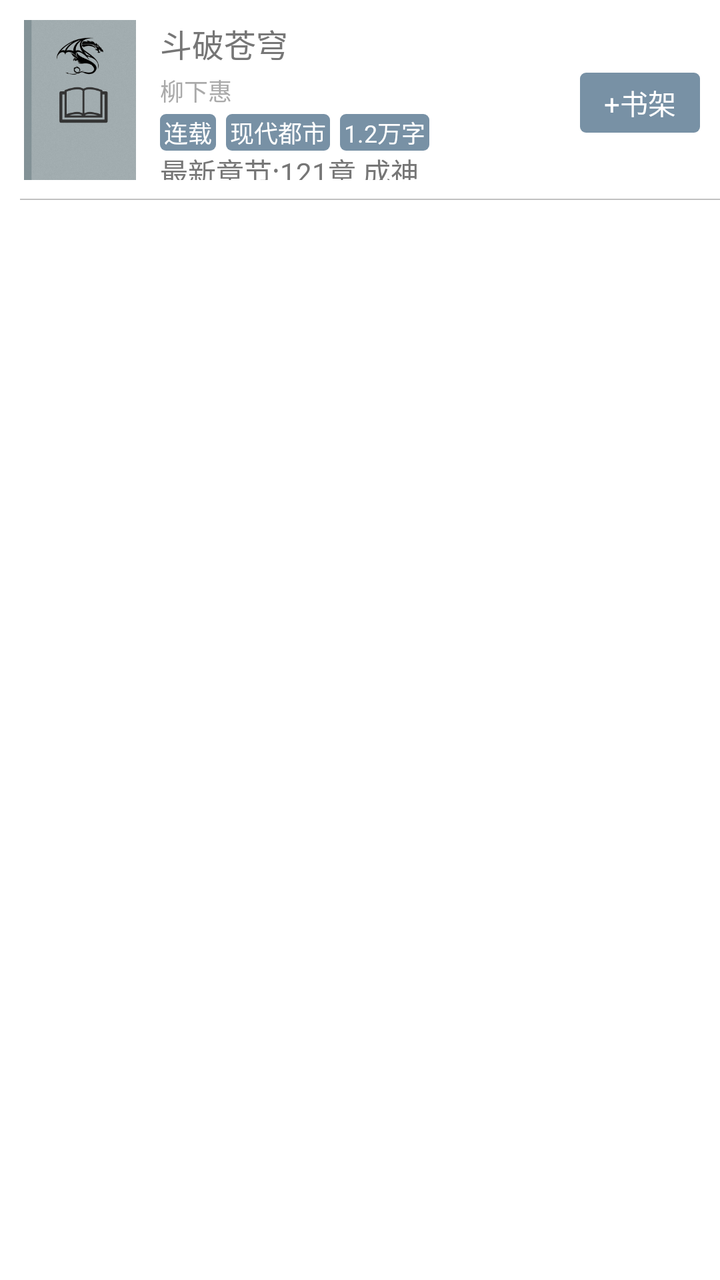
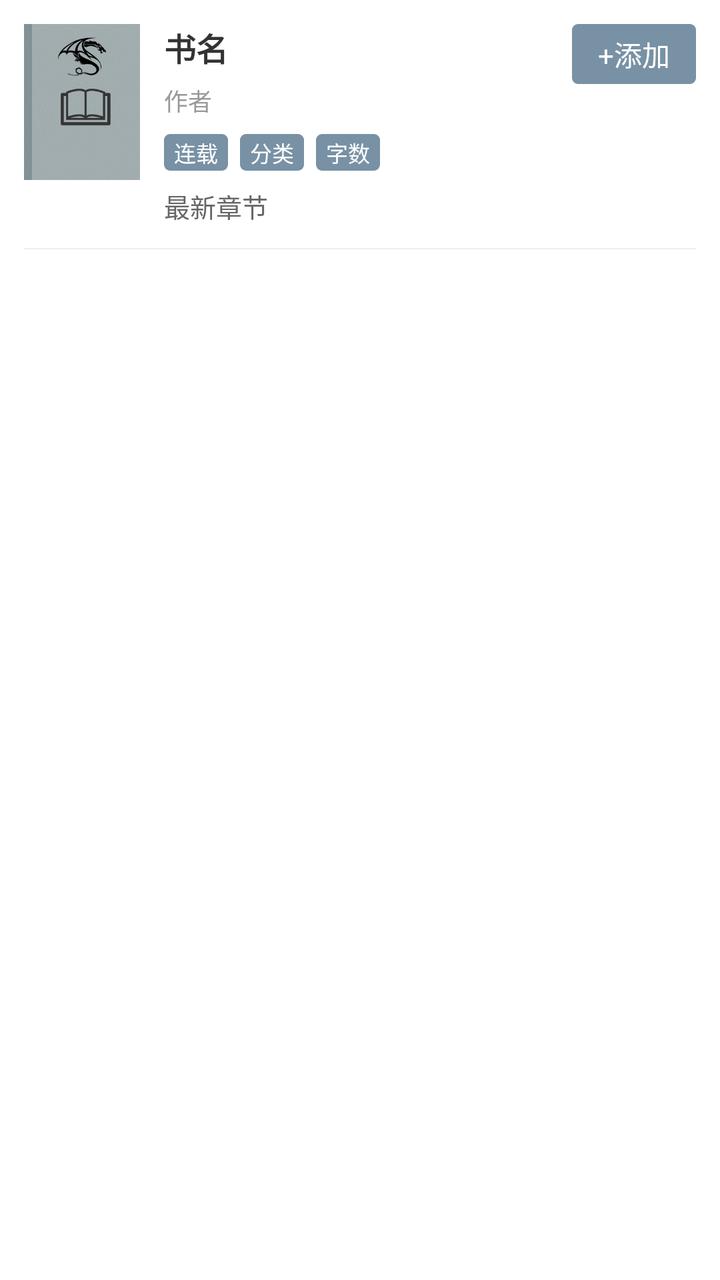

The first picture is an Android layout as it rendered before a commit; the second is the same layout after the commit. The layout source and the unified diff follow.
<!-- AndroidManifest.xml: application theme Theme.Design.NoActionBar -->
<!-- res/layout/adapter_searchbook_item.xml -->
<?xml version="1.0" encoding="utf-8"?>
<FrameLayout xmlns:android="http://schemas.android.com/apk/res/android"
    android:layout_width="match_parent"
    android:layout_height="wrap_content"
    android:background="#ffffff">

    <FrameLayout
        android:layout_width="match_parent"
        android:layout_height="wrap_content"
        android:background="@drawable/bg_ib_pre2"
        android:clickable="true"
        android:paddingLeft="10dp"
        android:id="@+id/fl_content">
        <LinearLayout
            android:layout_width="match_parent"
            android:layout_height="80dp"
            android:layout_marginBottom="10dp"
            android:layout_marginTop="10dp"
            android:orientation="horizontal">

            <ImageView
                android:id="@+id/iv_cover"
                android:layout_width="60dp"
                android:layout_height="match_parent"
                android:scaleType="fitCenter"
                android:src="@drawable/img_cover_default"
                android:transitionName="img_cover" />

            <LinearLayout
                android:layout_width="match_parent"
                android:layout_height="match_parent"
                android:orientation="vertical">

                <TextView
                    android:id="@+id/tv_name"
                    android:layout_width="match_parent"
                    android:layout_height="wrap_content"
                    android:layout_marginLeft="10dp"
                    android:layout_marginRight="10dp"
                    android:ellipsize="end"
                    android:lines="1"
                    android:text="斗破苍穹"
                    android:textColor="#767676"
                    android:textSize="16sp"
                    android:layout_marginBottom="3dp"/>

                <LinearLayout
                    android:layout_width="match_parent"
                    android:layout_height="match_parent"
                    android:orientation="horizontal">

                    <LinearLayout
                        android:layout_width="0dp"
                        android:layout_height="match_parent"
                        android:layout_marginLeft="10dp"
                        android:layout_weight="1"
                        android:orientation="vertical">
                        <View
                            android:layout_width="0dp"
                            android:layout_height="0dp"
                            android:layout_weight="1"/>
                        <LinearLayout
                            android:layout_width="match_parent"
                            android:layout_height="wrap_content"
                            android:orientation="horizontal"
                            android:layout_marginBottom="3dp">

                            <TextView
                                android:id="@+id/tv_author"
                                android:layout_width="wrap_content"
                                android:maxWidth="90dp"
                                android:layout_height="wrap_content"
                                android:layout_gravity="center_vertical"
                                android:lines="1"
                                android:ellipsize="end"
                                android:text="柳下惠"
                                android:textColor="#aaaaaa"
                                android:textSize="12sp" />
                            <TextView
                                android:id="@+id/tv_origin"
                                android:layout_width="wrap_content"
                                android:layout_height="wrap_content"
                                android:layout_gravity="center_vertical"
                                android:layout_marginLeft="5dp"
                                android:lines="1"
                                android:ellipsize="end"
                                android:textColor="#aaaaaa"
                                android:textSize="10sp" />
                        </LinearLayout>
                        <View
                            android:layout_width="0dp"
                            android:layout_height="0dp"
                            android:layout_weight="1"/>
                        <LinearLayout
                            android:layout_width="wrap_content"
                            android:layout_height="wrap_content"
                            android:orientation="horizontal">
                            <TextView
                                android:id="@+id/tv_state"
                                android:layout_width="wrap_content"
                                android:layout_height="wrap_content"
                                android:layout_gravity="center_vertical"
                                android:background="@drawable/shape_search_history_roundrect"
                                android:paddingBottom="0.4dp"
                                android:layout_marginRight="5dp"
                                android:paddingLeft="2dp"
                                android:paddingRight="2dp"
                                android:paddingTop="0.4dp"
                                android:text="连载"
                                android:textColor="#ffffff"
                                android:textSize="12sp" />
                            <TextView
                                android:id="@+id/tv_kind"
                                android:layout_width="wrap_content"
                                android:layout_height="wrap_content"
                                android:layout_gravity="center_vertical"
                                android:layout_marginRight="5dp"
                                android:background="@drawable/shape_search_history_roundrect"
                                android:lines="1"
                                android:paddingBottom="0.4dp"
                                android:paddingLeft="2dp"
                                android:paddingRight="2dp"
                                android:paddingTop="0.4dp"
                                android:text="现代都市"
                                android:textColor="#ffffff"
                                android:textSize="12sp" />
                            <TextView
                                android:id="@+id/tv_words"
                                android:layout_width="wrap_content"
                                android:layout_height="wrap_content"
                                android:layout_gravity="center_vertical"
                                android:background="@drawable/shape_search_history_roundrect"
                                android:lines="1"
                                android:paddingBottom="0.4dp"
                                android:paddingLeft="2dp"
                                android:paddingRight="2dp"
                                android:paddingTop="0.4dp"
                                android:text="1.2万字"
                                android:textColor="#ffffff"
                                android:textSize="12sp" />
                        </LinearLayout>
                        <View
                            android:layout_width="0dp"
                            android:layout_height="0dp"
                            android:layout_weight="1"/>
                        <TextView
                            android:id="@+id/tv_lastest"
                            android:layout_width="match_parent"
                            android:layout_height="wrap_content"
                            android:ellipsize="end"
                            android:lines="1"
                            android:text="最新章节:121章 成神"
                            android:textColor="#767676"
                            android:textSize="14sp" />
                    </LinearLayout>
                    <TextView
                        android:id="@+id/tv_addshelf"
                        android:layout_width="60dp"
                        android:layout_height="30dp"
                        android:layout_gravity="top"
                        android:layout_marginLeft="10dp"
                        android:layout_marginRight="10dp"
                        android:background="@drawable/selector_tv_addshelf"
                        android:gravity="center"
                        android:lines="1"
                        android:text="+书架"
                        android:textColor="@drawable/selector_tv_addshelf_text"
                        android:textSize="14sp" />
                </LinearLayout>
            </LinearLayout>
        </LinearLayout>
        <View
            android:layout_width="match_parent"
            android:layout_height="0.5dp"
            android:layout_gravity="bottom"
            android:background="#c1c1c1" />
    </FrameLayout>

</FrameLayout>
<!-- resources referenced by this layout -->
<resources>
  <!-- drawable bg_ib_pre2 (drawable) -->
  <?xml version="1.0" encoding="utf-8"?>
  <selector xmlns:android="http://schemas.android.com/apk/res/android">
      <item android:drawable="@android:color/transparent" android:state_pressed="false"/>
      <item android:drawable="@color/btn_bg_press" android:state_pressed="true"/>
  </selector>
  <!-- drawable img_cover_default: png bitmap (drawable-xxhdpi, 26942 bytes) -->
  <!-- drawable selector_tv_addshelf (drawable) -->
  <?xml version="1.0" encoding="utf-8"?>
  <selector xmlns:android="http://schemas.android.com/apk/res/android">
      <item android:drawable="@drawable/shape_search_history_roundrect" android:state_enabled="true" android:state_pressed="false"/>
      <item android:drawable="@drawable/shape_search_history_roundrect_press" android:state_enabled="true" android:state_pressed="true"/>
      <item android:drawable="@drawable/shape_search_history_roundrect_disable" android:state_enabled="false"/>
  </selector>
  <!-- drawable selector_tv_addshelf_text (drawable) -->
  <?xml version="1.0" encoding="utf-8"?>
  <selector xmlns:android="http://schemas.android.com/apk/res/android">
      <item android:color="@color/tv_text_addshelf_nor" android:state_enabled="true" android:state_pressed="false"/>
      <item android:color="@color/tv_text_addshelf_pre" android:state_enabled="true" android:state_pressed="true"/>
      <item android:color="@color/tv_text_addshelf_disable" android:state_enabled="false"/>
  </selector>
  <!-- drawable shape_search_history_roundrect (drawable) -->
  <?xml version="1.0" encoding="utf-8"?>
  <shape xmlns:android="http://schemas.android.com/apk/res/android"
      android:shape="rectangle">
      <corners android:radius="3dp"/>
      <solid android:color="#7891A5"/>
  </shape>
  <color name="btn_bg_press">#c1c1c1</color>
  <!-- drawable shape_search_history_roundrect_press (drawable) -->
  <?xml version="1.0" encoding="utf-8"?>
  <shape xmlns:android="http://schemas.android.com/apk/res/android"
      android:shape="rectangle">
      <corners android:radius="3dp"/>
      <stroke android:color="#7891A5"
          android:width="1dp"/>
      <solid android:color="#ffffff"/>
  </shape>
  <!-- drawable shape_search_history_roundrect_disable (drawable) -->
  <?xml version="1.0" encoding="utf-8"?>
  <shape xmlns:android="http://schemas.android.com/apk/res/android"
      android:shape="rectangle">
      <corners android:radius="3dp"/>
      <stroke android:color="#f2f2f2"
          android:width="1dp"/>
      <solid android:color="#ffffff"/>
  </shape>
  <color name="tv_text_addshelf_nor">#ffffff</color>
  <color name="tv_text_addshelf_pre">#7891A5</color>
  <color name="tv_text_addshelf_disable">#7891A5</color>
</resources>

<!-- the commit's change to res/layout/adapter_searchbook_item.xml (unified diff, before → after) -->
@@ -5,175 +5,164 @@
     android:background="#ffffff">
 
     <FrameLayout
+        android:id="@+id/fl_content"
         android:layout_width="match_parent"
         android:layout_height="wrap_content"
         android:background="@drawable/bg_ib_pre2"
-        android:clickable="true"
-        android:paddingLeft="10dp"
-        android:id="@+id/fl_content">
+        android:clickable="true">
+
         <LinearLayout
             android:layout_width="match_parent"
-            android:layout_height="80dp"
-            android:layout_marginBottom="10dp"
-            android:layout_marginTop="10dp"
-            android:orientation="horizontal">
+            android:layout_height="wrap_content"
+            android:gravity="top"
+            android:orientation="horizontal"
+            android:paddingLeft="12dp"
+            android:paddingTop="12dp"
+            android:paddingRight="12dp"
+            android:paddingBottom="12dp">
 
             <ImageView
                 android:id="@+id/iv_cover"
-                android:layout_width="60dp"
-                android:layout_height="match_parent"
-                android:scaleType="fitCenter"
+                android:layout_width="58dp"
+                android:layout_height="78dp"
+                android:scaleType="centerCrop"
                 android:src="@drawable/img_cover_default"
                 android:transitionName="img_cover" />
 
             <LinearLayout
-                android:layout_width="match_parent"
-                android:layout_height="match_parent"
+                android:layout_width="0dp"
+                android:layout_height="wrap_content"
+                android:layout_marginLeft="12dp"
+                android:layout_weight="1"
                 android:orientation="vertical">
 
                 <TextView
                     android:id="@+id/tv_name"
                     android:layout_width="match_parent"
                     android:layout_height="wrap_content"
-                    android:layout_marginLeft="10dp"
-                    android:layout_marginRight="10dp"
                     android:ellipsize="end"
-                    android:lines="1"
-                    android:text="斗破苍穹"
-                    android:textColor="#767676"
+                    android:singleLine="true"
+                    android:text="书名"
+                    android:textColor="#333333"
                     android:textSize="16sp"
-                    android:layout_marginBottom="3dp"/>
+                    android:textStyle="bold" />
 
+                
                 <LinearLayout
                     android:layout_width="match_parent"
-                    android:layout_height="match_parent"
+                    android:layout_height="wrap_content"
+                    android:layout_marginTop="6dp"
+                    android:gravity="center_vertical"
                     android:orientation="horizontal">
 
-                    <LinearLayout
-                        android:layout_width="0dp"
-                        android:layout_height="match_parent"
-                        android:layout_marginLeft="10dp"
-                        android:layout_weight="1"
-                        android:orientation="vertical">
-                        <View
-                            android:layout_width="0dp"
-                            android:layout_height="0dp"
-                            android:layout_weight="1"/>
-                        <LinearLayout
-                            android:layout_width="match_parent"
-                            android:layout_height="wrap_content"
-                            android:orientation="horizontal"
-                            android:layout_marginBottom="3dp">
+                    <TextView
+                        android:id="@+id/tv_author"
+                        android:layout_width="wrap_content"
+                        android:layout_height="wrap_content"
+                        android:ellipsize="end"
+                        android:maxWidth="150dp"
+                        android:singleLine="true"
+                        android:text="作者"
+                        android:textColor="#999999"
+                        android:textSize="12sp" />
 
-                            <TextView
-                                android:id="@+id/tv_author"
-                                android:layout_width="wrap_content"
-                                android:maxWidth="90dp"
-                                android:layout_height="wrap_content"
-                                android:layout_gravity="center_vertical"
-                                android:lines="1"
-                                android:ellipsize="end"
-                                android:text="柳下惠"
-                                android:textColor="#aaaaaa"
-                                android:textSize="12sp" />
-                            <TextView
-                                android:id="@+id/tv_origin"
-                                android:layout_width="wrap_content"
-                                android:layout_height="wrap_content"
-                                android:layout_gravity="center_vertical"
-                                android:layout_marginLeft="5dp"
-                                android:lines="1"
-                                android:ellipsize="end"
-                                android:textColor="#aaaaaa"
-                                android:textSize="10sp" />
-                        </LinearLayout>
-                        <View
-                            android:layout_width="0dp"
-                            android:layout_height="0dp"
-                            android:layout_weight="1"/>
-                        <LinearLayout
-                            android:layout_width="wrap_content"
-                            android:layout_height="wrap_content"
-                            android:orientation="horizontal">
-                            <TextView
-                                android:id="@+id/tv_state"
-                                android:layout_width="wrap_content"
-                                android:layout_height="wrap_content"
-                                android:layout_gravity="center_vertical"
-                                android:background="@drawable/shape_search_history_roundrect"
-                                android:paddingBottom="0.4dp"
-                                android:layout_marginRight="5dp"
-                                android:paddingLeft="2dp"
-                                android:paddingRight="2dp"
-                                android:paddingTop="0.4dp"
-                                android:text="连载"
-                                android:textColor="#ffffff"
-                                android:textSize="12sp" />
-                            <TextView
-                                android:id="@+id/tv_kind"
-                                android:layout_width="wrap_content"
-                                android:layout_height="wrap_content"
-                                android:layout_gravity="center_vertical"
-                                android:layout_marginRight="5dp"
-                                android:background="@drawable/shape_search_history_roundrect"
-                                android:lines="1"
-                                android:paddingBottom="0.4dp"
-                                android:paddingLeft="2dp"
-                                android:paddingRight="2dp"
-                                android:paddingTop="0.4dp"
-                                android:text="现代都市"
-                                android:textColor="#ffffff"
-                                android:textSize="12sp" />
-                            <TextView
-                                android:id="@+id/tv_words"
-                                android:layout_width="wrap_content"
-                                android:layout_height="wrap_content"
-                                android:layout_gravity="center_vertical"
-                                android:background="@drawable/shape_search_history_roundrect"
-                                android:lines="1"
-                                android:paddingBottom="0.4dp"
-                                android:paddingLeft="2dp"
-                                android:paddingRight="2dp"
-                                android:paddingTop="0.4dp"
-                                android:text="1.2万字"
-                                android:textColor="#ffffff"
-                                android:textSize="12sp" />
-                        </LinearLayout>
-                        <View
-                            android:layout_width="0dp"
-                            android:layout_height="0dp"
-                            android:layout_weight="1"/>
-                        <TextView
-                            android:id="@+id/tv_lastest"
-                            android:layout_width="match_parent"
-                            android:layout_height="wrap_content"
-                            android:ellipsize="end"
-                            android:lines="1"
-                            android:text="最新章节:121章 成神"
-                            android:textColor="#767676"
-                            android:textSize="14sp" />
-                    </LinearLayout>
                     <TextView
-                        android:id="@+id/tv_addshelf"
-                        android:layout_width="60dp"
-                        android:layout_height="30dp"
-                        android:layout_gravity="top"
-                        android:layout_marginLeft="10dp"
-                        android:layout_marginRight="10dp"
-                        android:background="@drawable/selector_tv_addshelf"
-                        android:gravity="center"
-                        android:lines="1"
-                        android:text="+书架"
-                        android:textColor="@drawable/selector_tv_addshelf_text"
-                        android:textSize="14sp" />
+                        android:id="@+id/tv_origin"
+                        android:layout_width="wrap_content"
+                        android:layout_height="wrap_content"
+                        android:layout_marginLeft="8dp"
+                        android:ellipsize="end"
+                        android:singleLine="true"
+                        android:textColor="#bbbbbb"
+                        android:textSize="11sp" />
                 </LinearLayout>
+
+                
+                <LinearLayout
+                    android:layout_width="match_parent"
+                    android:layout_height="wrap_content"
+                    android:layout_marginTop="8dp"
+                    android:orientation="horizontal">
+
+                    <TextView
+                        android:id="@+id/tv_state"
+                        android:layout_width="wrap_content"
+                        android:layout_height="wrap_content"
+                        android:layout_marginRight="6dp"
+                        android:background="@drawable/shape_search_history_roundrect"
+                        android:paddingLeft="5dp"
+                        android:paddingTop="1dp"
+                        android:paddingRight="5dp"
+                        android:paddingBottom="1dp"
+                        android:singleLine="true"
+                        android:text="连载"
+                        android:textColor="#ffffff"
+                        android:textSize="11sp" />
+
+                    <TextView
+                        android:id="@+id/tv_kind"
+                        android:layout_width="wrap_content"
+                        android:layout_height="wrap_content"
+                        android:layout_marginRight="6dp"
+                        android:background="@drawable/shape_search_history_roundrect"
+                        android:ellipsize="end"
+                        android:maxWidth="120dp"
+                        android:paddingLeft="5dp"
+                        android:paddingTop="1dp"
+                        android:paddingRight="5dp"
+                        android:paddingBottom="1dp"
+                        android:singleLine="true"
+                        android:text="分类"
+                        android:textColor="#ffffff"
+                        android:textSize="11sp" />
+
+                    <TextView
+                        android:id="@+id/tv_words"
+                        android:layout_width="wrap_content"
+                        android:layout_height="wrap_content"
+                        android:background="@drawable/shape_search_history_roundrect"
+                        android:paddingLeft="5dp"
+                        android:paddingTop="1dp"
+                        android:paddingRight="5dp"
+                        android:paddingBottom="1dp"
+                        android:singleLine="true"
+                        android:text="字数"
+                        android:textColor="#ffffff"
+                        android:textSize="11sp" />
+                </LinearLayout>
+
+                <TextView
+                    android:id="@+id/tv_lastest"
+                    android:layout_width="match_parent"
+                    android:layout_height="wrap_content"
+                    android:layout_marginTop="8dp"
+                    android:ellipsize="end"
+                    android:singleLine="true"
+                    android:text="最新章节"
+                    android:textColor="#666666"
+                    android:textSize="13sp" />
             </LinearLayout>
+
+            <TextView
+                android:id="@+id/tv_addshelf"
+                android:layout_width="62dp"
+                android:layout_height="30dp"
+                android:layout_marginLeft="10dp"
+                android:background="@drawable/selector_tv_addshelf"
+                android:gravity="center"
+                android:singleLine="true"
+                android:text="+添加"
+                android:textColor="@drawable/selector_tv_addshelf_text"
+                android:textSize="14sp" />
         </LinearLayout>
+
         <View
             android:layout_width="match_parent"
             android:layout_height="0.5dp"
             android:layout_gravity="bottom"
-            android:background="#c1c1c1" />
+            android:layout_marginLeft="12dp"
+            android:layout_marginRight="12dp"
+            android:background="#EEEEEE" />
     </FrameLayout>
 
 </FrameLayout>
